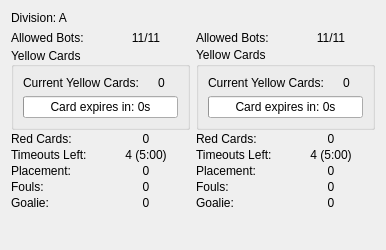
First picture: the form in src/ra/refereeinfowidget.ui, repository robotics-erlangen/framework, before the edit.
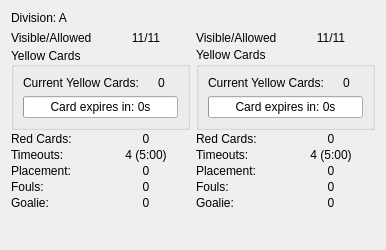
Second picture: the form after the edit.

Commit message: ra: refereeinfowidget: improve allowed and timeout text

Patch:
```diff
--- a/src/ra/refereeinfowidget.ui
+++ b/src/ra/refereeinfowidget.ui
@@ -39,7 +39,7 @@
          <item>
           <widget class="QLabel" name="allowedBotsLabelYellow">
            <property name="text">
-            <string>Allowed Bots:</string>
+            <string>Visible/Allowed</string>
            </property>
           </widget>
          </item>
@@ -145,7 +145,7 @@
          <item>
           <widget class="QLabel" name="timeoutsLeftLabelYellow">
            <property name="text">
-            <string>Timeouts Left:</string>
+            <string>Timeouts:</string>
            </property>
           </widget>
          </item>
@@ -239,7 +239,7 @@
          <item>
           <widget class="QLabel" name="allowedBotsLabelBlue">
            <property name="text">
-            <string>Allowed Bots:</string>
+            <string>Visible/Allowed</string>
            </property>
           </widget>
          </item>
@@ -348,7 +348,7 @@
          <item>
           <widget class="QLabel" name="timeoutsLeftLabelBlue">
            <property name="text">
-            <string>Timeouts Left:</string>
+            <string>Timeouts:</string>
            </property>
           </widget>
          </item>
```
